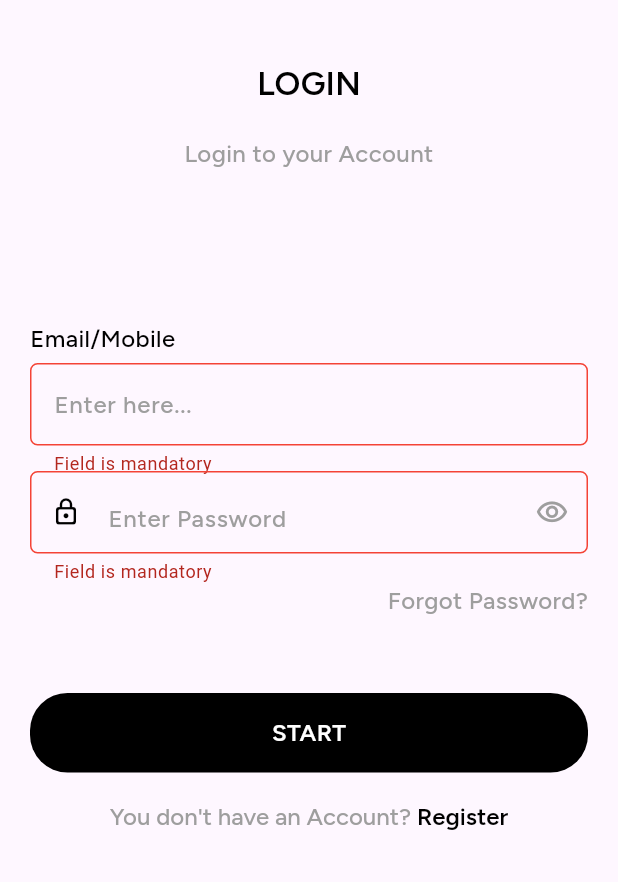
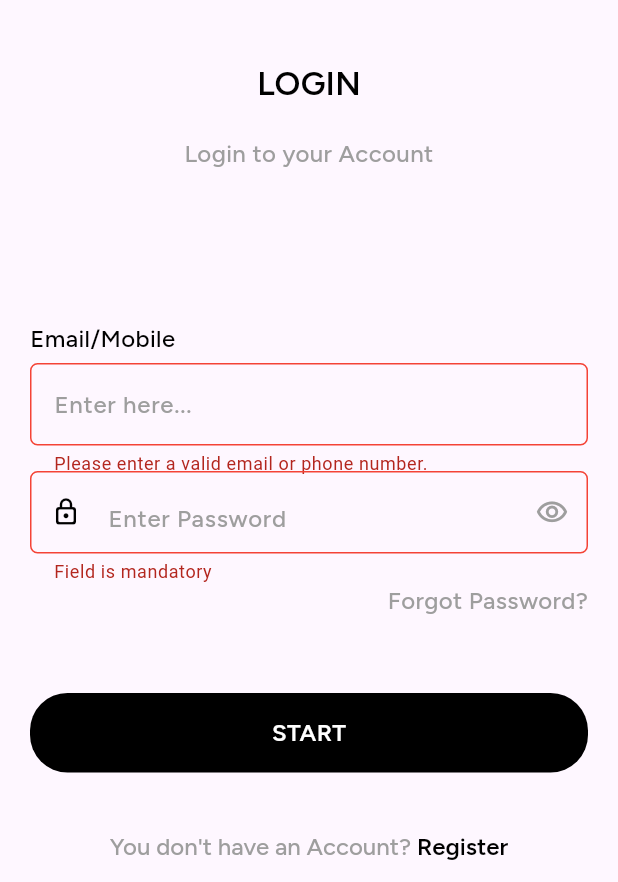
Before and after one commit to hashirkt/bisa_app, a Flutter app: the screen it shows after launch, after a tap on "START", on a phone screen of 412 x 824 dp, the part 354-1236 px from its top. Run offline on Flutter 3.47's test engine with Material 3 defaults, Android fonts, the phone set to English and light mode, and no system bars; our stand-ins replace cloud_firestore, firebase_auth, firebase_core, google_fonts, pinput; accounts and stored records are empty.

Commit message:
mobile validation is completed.

```diff
--- a/lib/main.dart
+++ b/lib/main.dart
@@ -27,7 +27,7 @@ class MyApp extends StatelessWidget {
       ),
       title: 'Flutter Demo',
       debugShowCheckedModeBanner: false,
-      home: AuthPage(),
+      home: const AuthPage(),
     );
   }
 }
--- a/lib/src/presentation/login_screen/login_page.dart
+++ b/lib/src/presentation/login_screen/login_page.dart
@@ -1,5 +1,4 @@
 import 'dart:developer';
-
 import 'package:bisa_app/src/presentation/forgot_password_screen/forgot_password_page.dart';
 import 'package:bisa_app/src/presentation/register_screen/register_page.dart';
 import 'package:bisa_app/src/presentation/widget/pasword_textfield.dart';
@@ -19,7 +18,6 @@ class LoginPage extends StatefulWidget {
 class _LoginPageState extends State<LoginPage> {
   final TextEditingController _loginIdController = TextEditingController();
   final TextEditingController _passwordController = TextEditingController();
-   bool isLoading=false;
   final _loginKey = GlobalKey<FormState>();
   @override
   void dispose() {
@@ -39,22 +37,12 @@ class _LoginPageState extends State<LoginPage> {
           password: _passwordController.text);
     } on FirebaseAuthException catch (e) {
       log("firebase auth exception => ${e.code}");
-      // if(e.code == 'user-not-found'){
-      //   wrongEmailMessage();
-      // }else if(e.code == 'wrong-password'){
-      //   wrongPasswordMessage();
-      // }
       if(e.code == 'invalid-credential'){
         _showSnackBar("Incorrect Login credential");
       }
     }
     Navigator.pop(context);
   }
-  // void wrongMessage(){
-  //   showDialog(context: context, builder: (context){
-  //     return const AlertDialog(title: Text("Email/Password incorrect"),);
-  //   });
-  // }
   void _showSnackBar(String message){
     ScaffoldMessenger.of(context).showSnackBar(
        SnackBar(
@@ -104,7 +92,7 @@ class _LoginPageState extends State<LoginPage> {
                              signUserIn();
                            }
                          } ,),
-                        const SizedBox(height:20,),
+                        const SizedBox(height:40,),
                         InkWell(
                           onTap: ()=>Navigator.push(context, MaterialPageRoute(builder: (context)=>const RegisterPage())),
                           child: Row(mainAxisAlignment: MainAxisAlignment.center,
--- a/lib/src/presentation/widget/pasword_textfield.dart
+++ b/lib/src/presentation/widget/pasword_textfield.dart
@@ -17,7 +17,9 @@ class _PasswordTextFieldState extends State<PasswordTextField> {
   Widget build(BuildContext context) {
     return Container(
       height: 75,
-     //color: Colors.blue,
+     decoration: const BoxDecoration(
+       //color: Colors.blue,
+     ),
       child: TextFormField(
         enableInteractiveSelection: true,
         textAlignVertical: TextAlignVertical.bottom,
--- a/lib/src/presentation/widget/userid_textfield.dart
+++ b/lib/src/presentation/widget/userid_textfield.dart
@@ -1,15 +1,24 @@
 import 'package:flutter/material.dart';
+import 'package:flutter/services.dart';
 import '../../utils/resources/theme.dart';
 class UserIdTextField extends StatefulWidget {
   final TextEditingController controller;
+  final void Function(String)? onSubmitted;
    const UserIdTextField({
-    super.key,required this.controller});
+    super.key,required this.controller,this.onSubmitted});
 
   @override
   State<UserIdTextField> createState() => _UserIdTextFieldState();
 }
 
 class _UserIdTextFieldState extends State<UserIdTextField> {
+  bool isEmail(String input) =>  RegExp(r"^[a-zA-Z0-9.a-zA-Z0-9.!#$%&'*+-/=?^_`{|}~]+@[a-zA-Z0-9]+\.[a-zA-Z]+")
+      .hasMatch(input);
+
+  bool isPhone(String input) => RegExp(
+      r'^[\+]?[(]?[0-9]{3}[)]?[-\s\.]?[0-9]{3}[-\s\.]?[0-9]{4,6}$'
+  ).hasMatch(input);
+
   @override
   Widget build(BuildContext context) {
     return Container(
@@ -27,19 +36,15 @@ class _UserIdTextFieldState extends State<UserIdTextField> {
             decoration: const BoxDecoration(),
             height: 75,
             child: TextFormField(
+              onFieldSubmitted: widget.onSubmitted,
+              inputFormatters: [
+                FilteringTextInputFormatter.deny(RegExp(r'[+]')),
+              ],
               textInputAction: TextInputAction.next,
               validator: (value){
-                if(value!.isEmpty){
-                  return "Field is mandatory";
-                } else if(value.contains(RegExp(r'^-?[0-9]+$'))&&
-                    (value.length!=10)
-                ){
-                  return "Phone number requires 10 numbers";
+                if (!isEmail(value!) && !isPhone(value)) {
+                  return 'Please enter a valid email or phone number.';
                 }
-                else if(!value.contains('@')){
-                  return "Email is badly formatted";
-                }
-
                 return null;
               },
               style: AppTheme.fieldText,
--- a/pubspec.yaml
+++ b/pubspec.yaml
@@ -39,6 +39,8 @@ dependencies:
   pinput: ^4.0.0
   firebase_core: ^2.24.2
   firebase_auth: ^4.16.0
+  firebase_storage: ^11.6.0
+  cloud_firestore: ^4.14.0
 
 dev_dependencies:
   flutter_test:
```
Also changed, not shown: lib/src/domain/models/user_model.dart (added, +13 -0 lines), lib/src/domain/services/user_services.dart (added, +18 -0 lines), lib/src/presentation/create_password_screen/create_password_page.dart (+35 -3 lines), lib/src/presentation/otp_screen/otp_page.dart (+15 -5 lines), lib/src/presentation/register_screen/register_page.dart (+98 -5 lines), pubspec.lock, 2 other files.
